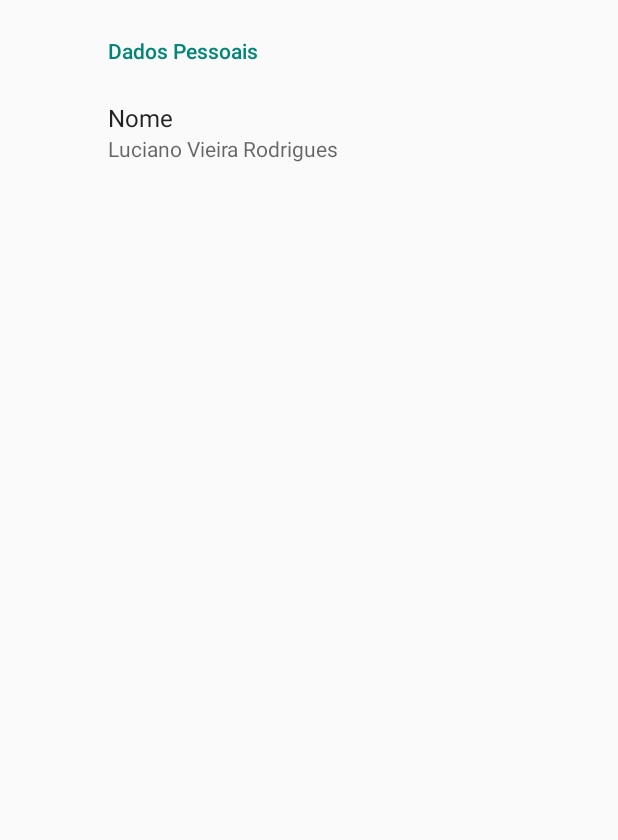
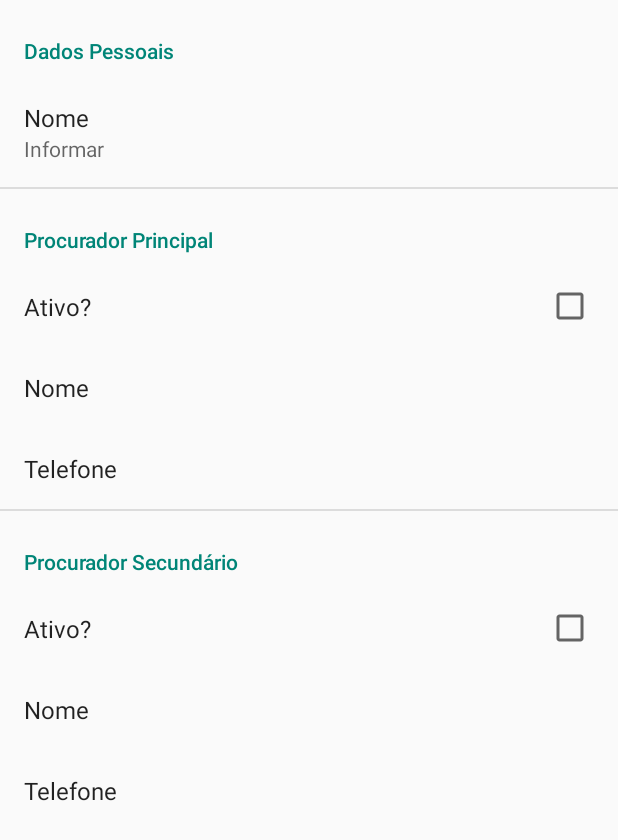
Before and after one commit to LVRodrigues/no-blood, an Android app: the SettingsActivity screen opened directly, with no data from a screen before it, on a phone screen of 412 x 824 dp. Shown: the top 840 px of the screen. Run offline under Robolectric (Android 15) with nearby library versions, the phone set to English and light mode, and no system bars; our stand-ins replace androidx.preference.

Commit message:
Ajustes do ícone.

```diff
--- a/app/src/main/res/values/strings.xml
+++ b/app/src/main/res/values/strings.xml
@@ -5,7 +5,13 @@
 
     <string name="settings_personal_title">Dados Pessoais</string>
     <string name="settings_personal_name">Nome</string>
-    <string name="settings_personal_name_sample">Luciano Vieira Rodrigues</string>
+    <string name="settings_empty_sample">Informar</string>
+
+    <string name="settings_attorney_principal_title">Procurador Principal</string>
+    <string name="settings_attorney_secondary_title">Procurador Secundário</string>
+    <string name="settings_attorney_enabled">Ativo?</string>
+    <string name="settings_attorney_name">Nome</string>
+    <string name="settings_attorney_phone">Telefone</string>
 
     <string name="title_activity_settings">Configuração</string>
 </resources>
--- a/app/src/main/res/xml/root_preferences.xml
+++ b/app/src/main/res/xml/root_preferences.xml
@@ -1,11 +1,59 @@
-<PreferenceScreen xmlns:app="http://schemas.android.com/apk/res-auto"
-    app:title="@string/app_name">
-
-    <PreferenceCategory app:title="@string/settings_personal_title">
+<PreferenceScreen xmlns:android="http://schemas.android.com/apk/res/android"
+    xmlns:app="http://schemas.android.com/apk/res-auto" app:title="@string/app_name">
+    <PreferenceCategory
+        app:iconSpaceReserved="false"
+        app:title="@string/settings_personal_title">
         <EditTextPreference
-            app:defaultValue="@string/settings_personal_name_sample"
+            app:defaultValue="@string/settings_empty_sample"
+            app:iconSpaceReserved="false"
             app:key="name"
             app:title="@string/settings_personal_name"
             app:useSimpleSummaryProvider="true" />
     </PreferenceCategory>
+    <PreferenceCategory
+        android:title="@string/settings_attorney_principal_title"
+        app:iconSpaceReserved="false">
+        <CheckBoxPreference
+            android:defaultValue="false"
+            android:key="attorney_principal_enabled"
+            android:title="@string/settings_attorney_enabled"
+            app:iconSpaceReserved="false" />
+        <EditTextPreference
+            app:defaultValue="@string/settings_empty_sample"
+            android:key="attorney_principal_name"
+            android:selectAllOnFocus="true"
+            android:singleLine="true"
+            android:title="@string/settings_attorney_name"
+            app:iconSpaceReserved="false" />
+        <EditTextPreference
+            app:defaultValue="@string/settings_empty_sample"
+            android:key="attorney_principal_phone"
+            android:selectAllOnFocus="true"
+            android:singleLine="true"
+            android:title="@string/settings_attorney_phone"
+            app:iconSpaceReserved="false" />
+    </PreferenceCategory>
+    <PreferenceCategory
+        android:title="@string/settings_attorney_secondary_title"
+        app:iconSpaceReserved="false">
+        <CheckBoxPreference
+            android:defaultValue="false"
+            android:key="attorney_secondary_enabled"
+            android:title="@string/settings_attorney_enabled"
+            app:iconSpaceReserved="false" />
+        <EditTextPreference
+            app:defaultValue="@string/settings_empty_sample"
+            android:key="attorney_secondary_name"
+            android:selectAllOnFocus="true"
+            android:singleLine="true"
+            android:title="@string/settings_attorney_name"
+            app:iconSpaceReserved="false" />
+        <EditTextPreference
+            app:defaultValue="@string/settings_empty_sample"
+            android:key="attorney_secondary_phone"
+            android:selectAllOnFocus="true"
+            android:singleLine="true"
+            android:title="@string/settings_attorney_phone"
+            app:iconSpaceReserved="false" />
+    </PreferenceCategory>
 </PreferenceScreen>
```
